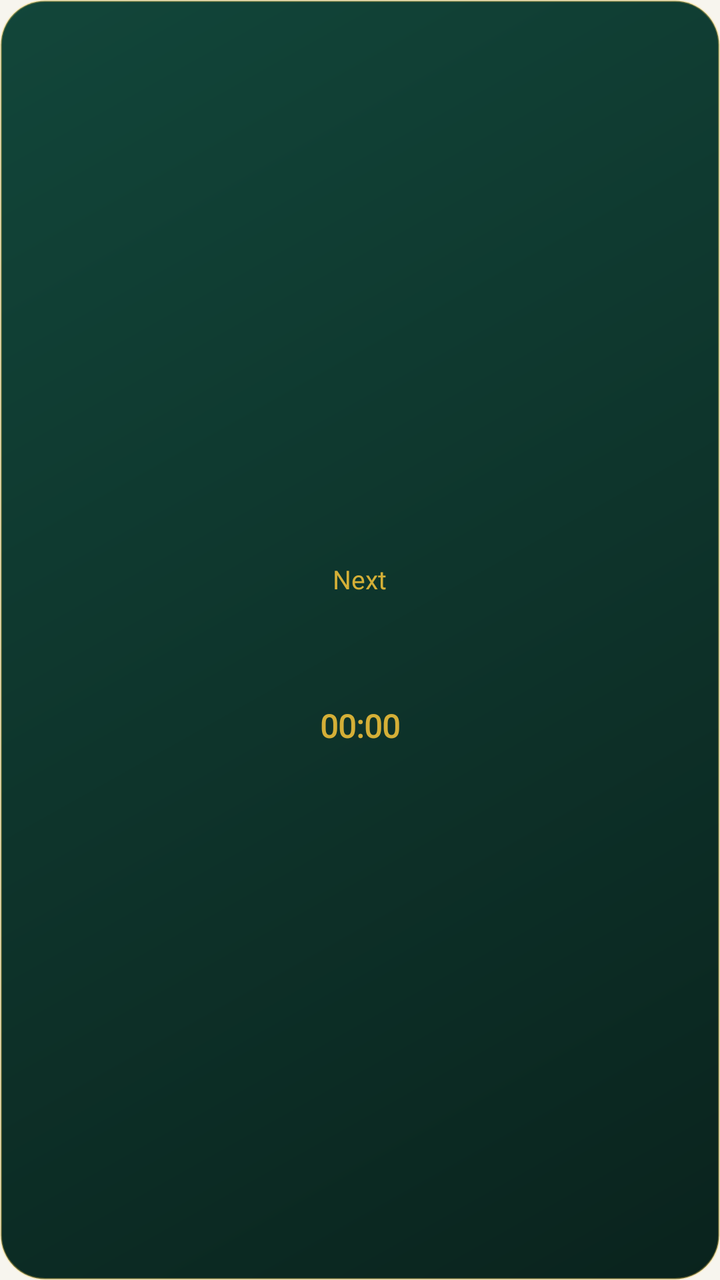
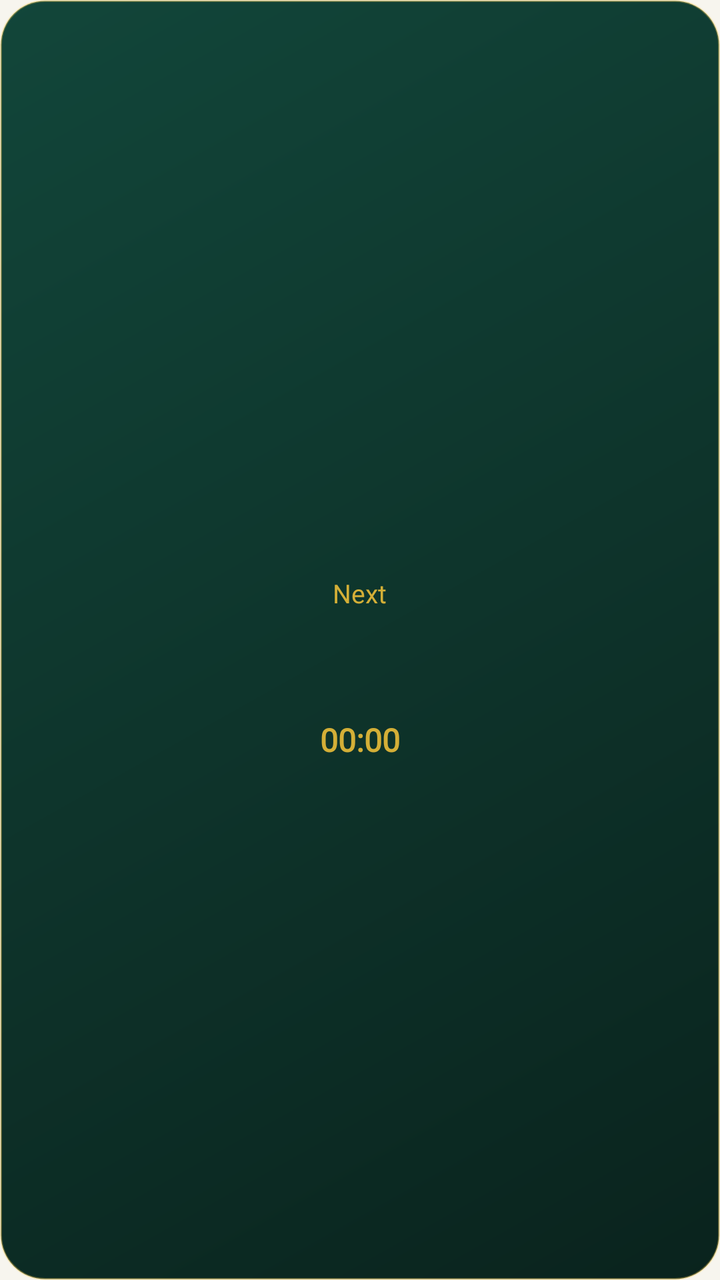

Before-and-after screenshots of an Android layout around one commit, followed by the original layout XML and the change that was made.
<!-- AndroidManifest.xml: application theme SahlTheme -->
<!-- res/layout/widget_compact.xml -->
<LinearLayout xmlns:android="http://schemas.android.com/apk/res/android"
    android:id="@+id/root" android:layout_width="match_parent" android:layout_height="match_parent"
    android:orientation="vertical" android:gravity="center" android:padding="12dp"
    android:background="@drawable/widget_bg">
    <TextView android:fontFamily="@font/thmanyah" android:id="@+id/hijri" android:layout_width="wrap_content" android:layout_height="wrap_content"
        android:textColor="#D9FFFFFF" android:textSize="11sp" android:maxLines="1"/>
    <TextView android:fontFamily="@font/thmanyah" android:id="@+id/label" android:layout_width="wrap_content" android:layout_height="wrap_content"
        android:textColor="@color/gold" android:textSize="13sp" android:text="@string/next"/>
    <TextView android:fontFamily="@font/thmanyah" android:id="@+id/name" android:layout_width="wrap_content" android:layout_height="wrap_content"
        android:textColor="#FFFFFF" android:textSize="22sp" android:textStyle="bold"/>
    <TextView android:fontFamily="@font/thmanyah" android:id="@+id/time" android:layout_width="wrap_content" android:layout_height="wrap_content"
        android:textColor="#FFFFFF" android:textSize="18sp"/>
    <Chronometer android:fontFamily="@font/thmanyah" android:id="@+id/countdown" android:layout_width="wrap_content" android:layout_height="wrap_content"
        android:textColor="@color/gold" android:textSize="16sp" android:textStyle="bold"/>
</LinearLayout>
<!-- resources referenced by this layout -->
<resources>
  <color name="gold">#D4AF37</color>
  <!-- drawable widget_bg (drawable) -->
  <shape xmlns:android="http://schemas.android.com/apk/res/android">
      <gradient android:startColor="@color/w_left" android:endColor="@color/w_right" android:angle="315"/>
      <corners android:radius="22dp"/>
      <stroke android:width="1dp" android:color="#55F5C84C"/>
  </shape>
  <string name="next">Next</string>
  <style name="SahlTheme" parent="android:Theme.Material.Light.NoActionBar">
          <item name="android:colorPrimary">@color/emerald</item>
          <item name="android:colorAccent">@color/gold</item>
          <item name="android:windowBackground">@color/bg</item>
          <item name="android:statusBarColor">@color/emerald_dark</item>
      </style>
  <color name="w_left">#12463A</color>
  <color name="w_right">#0A231D</color>
  <color name="emerald">#0B5D4B</color>
  <color name="bg">#F7F5EE</color>
  <color name="emerald_dark">#073D32</color>
</resources>

<!-- the commit's change to res/layout/widget_compact.xml (unified diff, before → after) -->
@@ -4,6 +4,8 @@
     android:background="@drawable/widget_bg">
     <TextView android:fontFamily="@font/thmanyah" android:id="@+id/hijri" android:layout_width="wrap_content" android:layout_height="wrap_content"
         android:textColor="#D9FFFFFF" android:textSize="11sp" android:maxLines="1"/>
+    <TextView android:fontFamily="@font/thmanyah" android:id="@+id/extra" android:layout_width="wrap_content" android:layout_height="wrap_content"
+        android:textColor="#B3FFFFFF" android:textSize="10sp" android:maxLines="1"/>
     <TextView android:fontFamily="@font/thmanyah" android:id="@+id/label" android:layout_width="wrap_content" android:layout_height="wrap_content"
         android:textColor="@color/gold" android:textSize="13sp" android:text="@string/next"/>
     <TextView android:fontFamily="@font/thmanyah" android:id="@+id/name" android:layout_width="wrap_content" android:layout_height="wrap_content"
